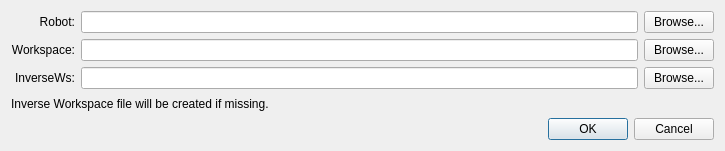
First picture: the form in VirtualRobot/examples/ReachabilityInversion/setupdialog.ui, repository softbankrobotics-research/Simox, before the edit.
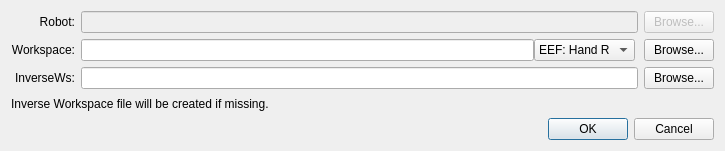
Second picture: the form after the edit.

```diff
--- a/VirtualRobot/examples/ReachabilityInversion/setupdialog.ui
+++ b/VirtualRobot/examples/ReachabilityInversion/setupdialog.ui
@@ -58,14 +58,18 @@
        </property>
       </widget>
      </item>
-     <item row="1" column="1">
-      <widget class="QLineEdit" name="edtWS"/>
-     </item>
      <item row="0" column="1">
-      <widget class="QLineEdit" name="edtRobot"/>
+      <widget class="QLineEdit" name="edtRobot">
+       <property name="enabled">
+        <bool>false</bool>
+       </property>
+      </widget>
      </item>
      <item row="0" column="2">
       <widget class="QPushButton" name="btnBrowseRobot">
+       <property name="enabled">
+        <bool>false</bool>
+       </property>
        <property name="maximumSize">
         <size>
          <width>70</width>
@@ -110,6 +114,50 @@
        </property>
       </widget>
      </item>
+     <item row="1" column="1">
+      <widget class="QWidget" name="widget" native="true">
+       <layout class="QHBoxLayout" name="horizontalLayout">
+        <property name="spacing">
+         <number>0</number>
+        </property>
+        <property name="leftMargin">
+         <number>0</number>
+        </property>
+        <property name="topMargin">
+         <number>0</number>
+        </property>
+        <property name="rightMargin">
+         <number>3</number>
+        </property>
+        <property name="bottomMargin">
+         <number>0</number>
+        </property>
+        <item>
+         <widget class="QLineEdit" name="edtWS"/>
+        </item>
+        <item>
+         <widget class="QComboBox" name="cboxEEF">
+          <property name="minimumSize">
+           <size>
+            <width>100</width>
+            <height>0</height>
+           </size>
+          </property>
+          <item>
+           <property name="text">
+            <string>EEF: Hand R</string>
+           </property>
+          </item>
+          <item>
+           <property name="text">
+            <string>EEF: Hand L</string>
+           </property>
+          </item>
+         </widget>
+        </item>
+       </layout>
+      </widget>
+     </item>
     </layout>
    </item>
    <item>
```
